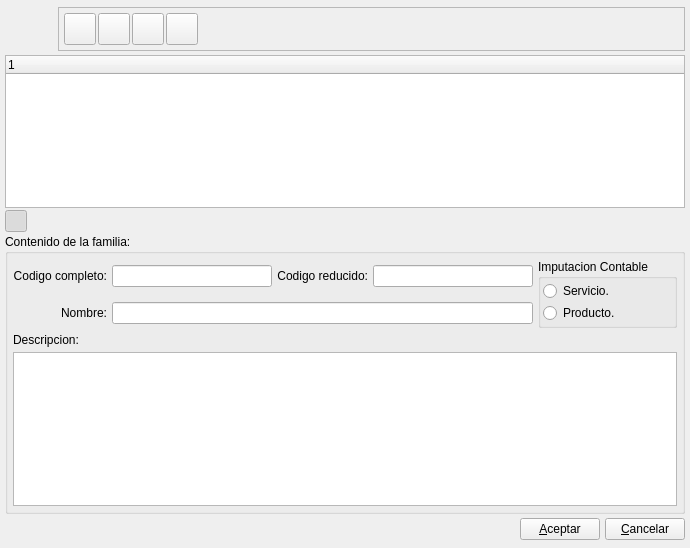
Before: the Qt Designer form bulmages/bulmafact/plugins/pluginbf_articulo/familiasbase.ui in eboladev/Bulmages-1, drawn with Qt 5.
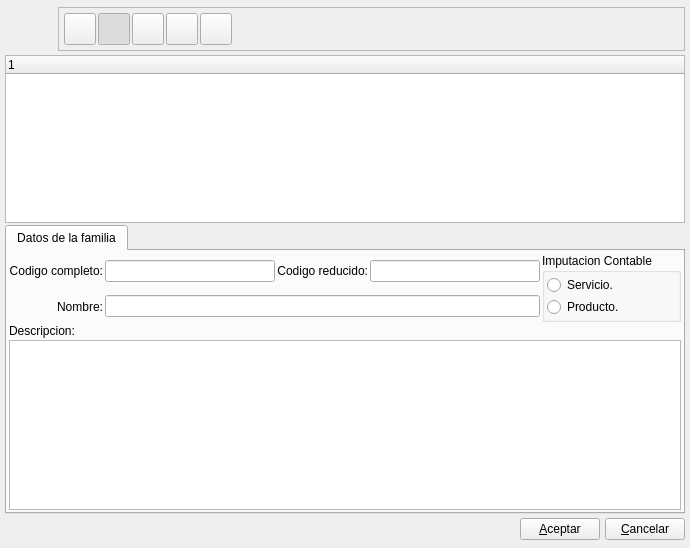
After: the same form once the commit is applied. Icons and pictures are not drawn.

Patch:
```diff
--- a/bulmages/bulmafact/plugins/pluginbf_articulo/familiasbase.ui
+++ b/bulmages/bulmafact/plugins/pluginbf_articulo/familiasbase.ui
@@ -18,7 +18,7 @@
    <iconset resource="../../../bulmages.qrc">
     <normaloff>:/Images/product-family.png</normaloff>:/Images/product-family.png</iconset>
   </property>
-  <layout class="QVBoxLayout">
+  <layout class="QVBoxLayout" name="verticalLayout">
    <property name="margin">
     <number>5</number>
    </property>
@@ -27,6 +27,9 @@
      <property name="spacing">
       <number>5</number>
      </property>
+     <property name="sizeConstraint">
+      <enum>QLayout::SetFixedSize</enum>
+     </property>
      <property name="margin">
       <number>0</number>
      </property>
@@ -114,6 +117,47 @@
           </property>
          </widget>
         </item>
+        <item>
+         <widget class="QToolButton" name="mui_detalles">
+          <property name="minimumSize">
+           <size>
+            <width>32</width>
+            <height>32</height>
+           </size>
+          </property>
+          <property name="maximumSize">
+           <size>
+            <width>32</width>
+            <height>32</height>
+           </size>
+          </property>
+          <property name="toolTip">
+           <string>Mostrar / Ocultar Detalle</string>
+          </property>
+          <property name="whatsThis">
+           <string>Mostrar / Ocultar Detalle</string>
+          </property>
+          <property name="text">
+           <string/>
+          </property>
+          <property name="icon">
+           <iconset resource="../../../bulmages.qrc">
+            <normaloff>:/Images/document-open.png</normaloff>:/Images/document-open.png</iconset>
+          </property>
+          <property name="iconSize">
+           <size>
+            <width>22</width>
+            <height>22</height>
+           </size>
+          </property>
+          <property name="checkable">
+           <bool>true</bool>
+          </property>
+          <property name="checked">
+           <bool>true</bool>
+          </property>
+         </widget>
+        </item>
         <item>
          <widget class="QToolButton" name="mui_borrar">
           <property name="minimumSize">
@@ -250,141 +294,18 @@
     </widget>
    </item>
    <item>
-    <layout class="QHBoxLayout">
-     <property name="spacing">
-      <number>5</number>
-     </property>
-     <property name="margin">
+    <widget class="QTabWidget" name="mui_tab">
+     <property name="currentIndex">
       <number>0</number>
      </property>
-     <item>
-      <widget class="QToolButton" name="mui_detalles">
-       <property name="minimumSize">
-        <size>
-         <width>22</width>
-         <height>22</height>
-        </size>
-       </property>
-       <property name="maximumSize">
-        <size>
-         <width>22</width>
-         <height>22</height>
-        </size>
-       </property>
+     <widget class="QWidget" name="tab">
        <property name="toolTip">
-        <string>Mostrar / Ocultar Detalle</string>
-       </property>
-       <property name="whatsThis">
-        <string>Mostrar / Ocultar Detalle</string>
-       </property>
-       <property name="text">
-        <string/>
-       </property>
-       <property name="icon">
-        <iconset resource="../../../bulmages.qrc">
-         <normaloff>:/Images/document-open.png</normaloff>:/Images/document-open.png</iconset>
-       </property>
-       <property name="iconSize">
-        <size>
-         <width>22</width>
-         <height>22</height>
-        </size>
-       </property>
-       <property name="checkable">
-        <bool>true</bool>
-       </property>
-       <property name="checked">
-        <bool>true</bool>
-       </property>
-      </widget>
-     </item>
-     <item>
-      <spacer>
-       <property name="orientation">
-        <enum>Qt::Horizontal</enum>
-       </property>
-       <property name="sizeHint" stdset="0">
-        <size>
-         <width>40</width>
-         <height>20</height>
-        </size>
-       </property>
-      </spacer>
-     </item>
-    </layout>
-   </item>
-   <item>
-    <widget class="QGroupBox" name="groupBox1">
-     <property name="title">
       <string>Contenido de la familia:</string>
      </property>
-     <layout class="QGridLayout" name="_3">
-      <property name="margin">
-       <number>5</number>
-      </property>
-      <property name="spacing">
-       <number>5</number>
-      </property>
-      <item row="2" column="0" colspan="5">
-       <widget class="QLabel" name="label1">
-        <property name="sizePolicy">
-         <sizepolicy hsizetype="Preferred" vsizetype="Fixed">
-          <horstretch>0</horstretch>
-          <verstretch>0</verstretch>
-         </sizepolicy>
-        </property>
-        <property name="text">
-         <string>Descripcion:</string>
-        </property>
-       </widget>
-      </item>
-      <item row="1" column="0">
-       <widget class="QLabel" name="textLabel1">
-        <property name="text">
-         <string>Nombre:</string>
-        </property>
-        <property name="alignment">
-         <set>Qt::AlignRight|Qt::AlignTrailing|Qt::AlignVCenter</set>
-        </property>
-        <property name="buddy">
-         <cstring>mui_nomFamilia</cstring>
-        </property>
-       </widget>
-      </item>
-      <item row="1" column="1" colspan="3">
-       <widget class="QLineEdit" name="mui_nomFamilia">
-        <property name="maxLength">
-         <number>50</number>
-        </property>
-       </widget>
-      </item>
-      <item row="0" column="3">
-       <widget class="QLineEdit" name="mui_codFamilia">
-        <property name="maxLength">
-         <number>12</number>
-        </property>
-       </widget>
-      </item>
-      <item row="0" column="2">
-       <widget class="QLabel" name="label3">
-        <property name="text">
-         <string>Codigo reducido:</string>
-        </property>
-        <property name="alignment">
-         <set>Qt::AlignRight|Qt::AlignTrailing|Qt::AlignVCenter</set>
-        </property>
-        <property name="buddy">
-         <cstring>mui_codFamilia</cstring>
-        </property>
-       </widget>
-      </item>
-      <item row="0" column="1">
-       <widget class="QLineEdit" name="mui_codCompletoFamilia">
-        <property name="maxLength">
-         <number>50</number>
-        </property>
-       </widget>
-      </item>
+      <attribute name="title">
+       <string>Datos de la familia</string>
+      </attribute>
+      <layout class="QGridLayout" name="gridLayout">
       <item row="0" column="0">
        <widget class="QLabel" name="label2">
         <property name="text">
@@ -408,6 +329,33 @@
         </property>
        </widget>
       </item>
+       <item row="1" column="1" colspan="3">
+        <widget class="QLineEdit" name="mui_nomFamilia">
+         <property name="maxLength">
+          <number>50</number>
+         </property>
+        </widget>
+       </item>
+       <item row="0" column="3">
+        <widget class="QLineEdit" name="mui_codFamilia">
+         <property name="maxLength">
+          <number>12</number>
+         </property>
+        </widget>
+       </item>
+       <item row="1" column="0">
+        <widget class="QLabel" name="textLabel1">
+         <property name="text">
+          <string>Nombre:</string>
+         </property>
+         <property name="alignment">
+          <set>Qt::AlignRight|Qt::AlignTrailing|Qt::AlignVCenter</set>
+         </property>
+         <property name="buddy">
+          <cstring>mui_nomFamilia</cstring>
+         </property>
+        </widget>
+       </item>
       <item row="0" column="4" rowspan="2">
        <widget class="QGroupBox" name="groupBox">
         <property name="title">
@@ -434,7 +382,41 @@
         </layout>
        </widget>
       </item>
-     </layout>
+       <item row="0" column="2">
+        <widget class="QLabel" name="label3">
+         <property name="text">
+          <string>Codigo reducido:</string>
+         </property>
+         <property name="alignment">
+          <set>Qt::AlignRight|Qt::AlignTrailing|Qt::AlignVCenter</set>
+         </property>
+         <property name="buddy">
+          <cstring>mui_codFamilia</cstring>
+         </property>
+        </widget>
+       </item>
+       <item row="2" column="0" colspan="5">
+        <widget class="QLabel" name="label1">
+         <property name="sizePolicy">
+          <sizepolicy hsizetype="Preferred" vsizetype="Fixed">
+           <horstretch>0</horstretch>
+           <verstretch>0</verstretch>
+          </sizepolicy>
+         </property>
+         <property name="text">
+          <string>Descripcion:</string>
+         </property>
+        </widget>
+       </item>
+       <item row="0" column="1">
+        <widget class="QLineEdit" name="mui_codCompletoFamilia">
+         <property name="maxLength">
+          <number>50</number>
+         </property>
+        </widget>
+       </item>
+      </layout>
+     </widget>
     </widget>
    </item>
    <item>
```
Left out of the diff: 25 changed lines with no effect on the pictures. Lines whose indentation alone changed are shown as unchanged.
